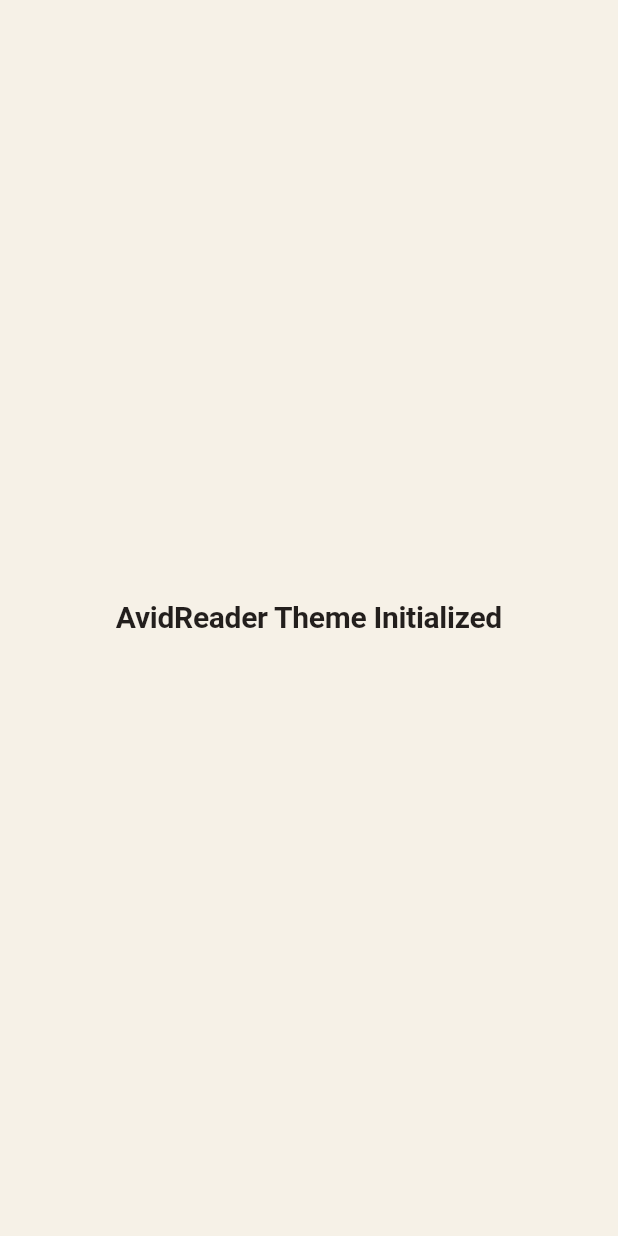
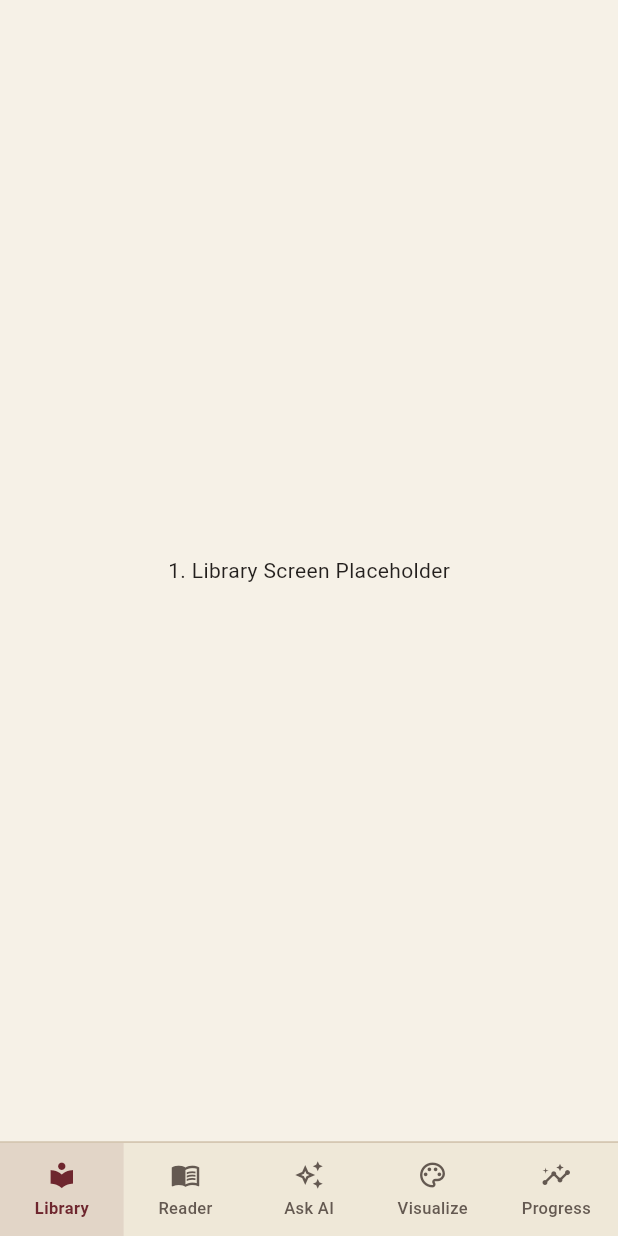
Before and after one commit to Nievethan/AvidReader, a Flutter app: the screen it shows after launch, on a phone screen of 412 x 824 dp. Run offline on Flutter 3.47's test engine with Material 3 defaults, Android fonts, the phone set to English and light mode, and no system bars; our stand-ins replace device_preview; Roboto replaces fonts that are missing (Georgia).

Commit message:
Implementing a 5-tab navbar

```diff
--- a/frontend/lib/main.dart
+++ b/frontend/lib/main.dart
@@ -330,11 +330,171 @@ class AvidReaderApp extends StatelessWidget {
       title: 'AvidReader',
       debugShowCheckedModeBanner: false,
       theme: ClassicLitTheme.themeData,
-      home: Scaffold(
-        body: Center(
-          child: Text(
-            'AvidReader Theme Initialized',
-            style: ClassicLitTheme.themeData.textTheme.headlineSmall,
+      home: const ReadingDashboardShell(),
+    );
+  }
+}
+
+class ReadingDashboardShell extends StatefulWidget {
+  const ReadingDashboardShell({super.key});
+
+  @override
+  State<ReadingDashboardShell> createState() => _ReadingDashboardShellState();
+}
+
+class _ReadingDashboardShellState extends State<ReadingDashboardShell> {
+  int _selectedIndex = 0;
+
+  final BookItem _activeBook = const BookItem(
+    id: 'book-1',
+    title: 'Crime and Punishment',
+    author: 'Fyodor Dostoevsky',
+    currentChapter: 7,
+    currentPage: 112,
+    totalPages: 320,
+    spineColor: ClassicLitTheme.oxbloodPrimary,
+  );
+
+  final List<BookItem> _libraryBooks = const [
+    BookItem(
+      id: 'book-2',
+      title: 'Jane Eyre',
+      author: 'Charlotte Brontë',
+      currentChapter: 4,
+      currentPage: 64,
+      totalPages: 410,
+      spineColor: ClassicLitTheme.libraryGreen,
+    ),
+    BookItem(
+      id: 'book-3',
+      title: 'The Odyssey',
+      author: 'Homer',
+      currentChapter: 1,
+      currentPage: 12,
+      totalPages: 380,
+      spineColor: Color(0xFF4A3B32),
+    ),
+    BookItem(
+      id: 'book-4',
+      title: 'Middlemarch',
+      author: 'George Eliot',
+      currentChapter: 12,
+      currentPage: 215,
+      totalPages: 520,
+      spineColor: Color(0xFF5B3246),
+    ),
+  ];
+
+  void _navigateToTab(int index) {
+    setState(() {
+      _selectedIndex = index;
+    });
+  }
+
+  @override
+  Widget build(BuildContext context) {
+    // In Commit 3, tabs use temporary placeholders that we replace in Commits 4–7
+    final List<Widget> screens = [
+      const Center(child: Text('1. Library Screen Placeholder')),
+      const Center(child: Text('2. Reader Screen Placeholder')),
+      const Center(child: Text('3. Ask AI Screen Placeholder')),
+      const Center(child: Text('4. Visualize Screen Placeholder')),
+      const Center(child: Text('5. Progress Screen Placeholder')),
+    ];
+
+    return Scaffold(
+      body: SafeArea(
+        child: Center(
+          child: ConstrainedBox(
+            constraints: const BoxConstraints(maxWidth: 460),
+            child: IndexedStack(index: _selectedIndex, children: screens),
+          ),
+        ),
+      ),
+      bottomNavigationBar: _buildBottomNavBar(),
+    );
+  }
+
+  Widget _buildBottomNavBar() {
+    const items = [
+      (
+        icon: Icons.local_library_outlined,
+        activeIcon: Icons.local_library,
+        label: 'Library',
+      ),
+      (
+        icon: Icons.menu_book_outlined,
+        activeIcon: Icons.menu_book,
+        label: 'Reader',
+      ),
+      (
+        icon: Icons.auto_awesome_outlined,
+        activeIcon: Icons.auto_awesome,
+        label: 'Ask AI',
+      ),
+      (
+        icon: Icons.palette_outlined,
+        activeIcon: Icons.palette,
+        label: 'Visualize',
+      ),
+      (
+        icon: Icons.insights_outlined,
+        activeIcon: Icons.insights,
+        label: 'Progress',
+      ),
+    ];
+
+    return Container(
+      decoration: const BoxDecoration(
+        color: ClassicLitTheme.linenCard,
+        border: Border(
+          top: BorderSide(color: ClassicLitTheme.deckleBorder, width: 1.2),
+        ),
+      ),
+      child: SafeArea(
+        top: false,
+        child: SizedBox(
+          height: 62,
+          child: Row(
+            children: List.generate(items.length, (index) {
+              final item = items[index];
+              final isSelected = _selectedIndex == index;
+              return Expanded(
+                child: InkWell(
+                  onTap: () => _navigateToTab(index),
+                  child: Container(
+                    color: isSelected
+                        ? ClassicLitTheme.oxbloodPrimary.withValues(alpha: 0.10)
+                        : Colors.transparent,
+                    child: Column(
+                      mainAxisAlignment: MainAxisAlignment.center,
+                      children: [
+                        Icon(
+                          isSelected ? item.activeIcon : item.icon,
+                          size: 20,
+                          color: isSelected
+                              ? ClassicLitTheme.oxbloodPrimary
+                              : ClassicLitTheme.inkSecondary,
+                        ),
+                        const SizedBox(height: 4),
+                        Text(
+                          item.label,
+                          style: TextStyle(
+                            fontSize: 11,
+                            fontWeight: isSelected
+                                ? FontWeight.w700
+                                : FontWeight.w500,
+                            color: isSelected
+                                ? ClassicLitTheme.oxbloodPrimary
+                                : ClassicLitTheme.inkSecondary,
+                          ),
+                        ),
+                      ],
+                    ),
+                  ),
+                ),
+              );
+            }),
           ),
         ),
       ),
```
